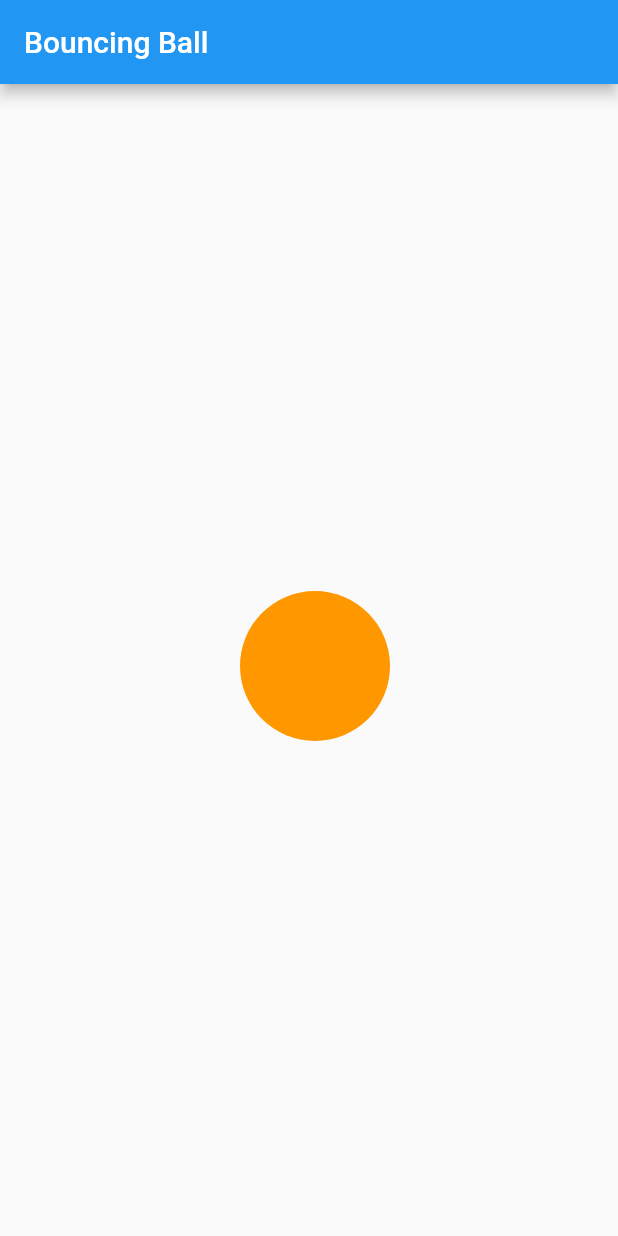
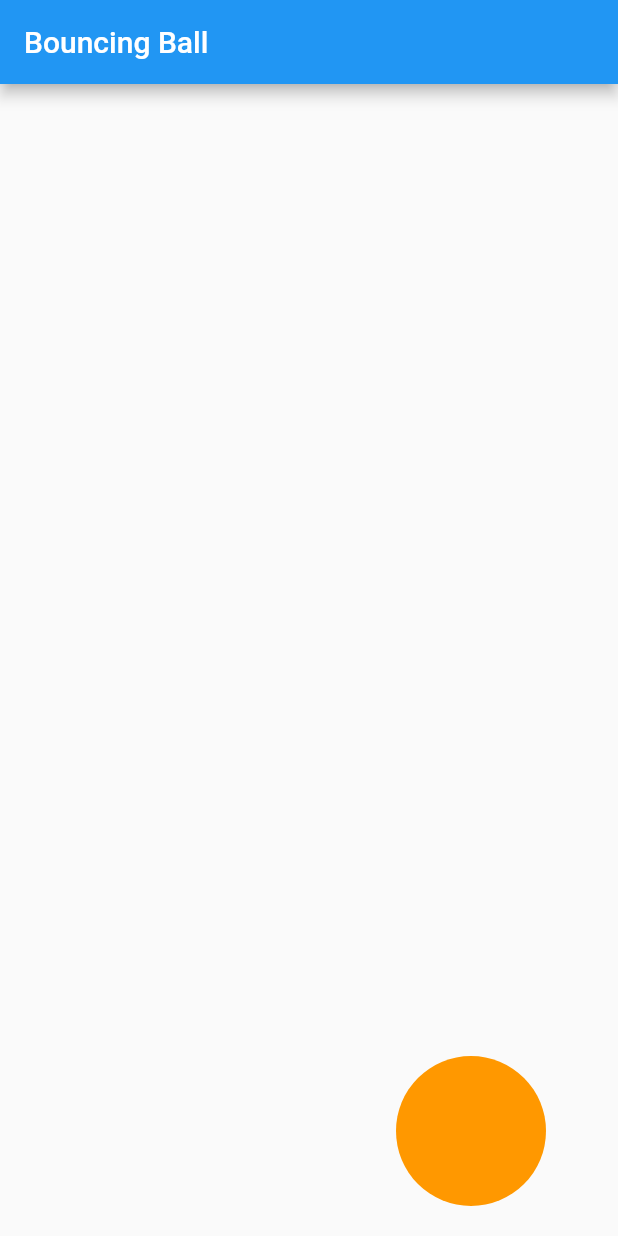
Before and after one commit to monajafi/bouncing_ball, a Flutter app: the screen it shows after launch, on a phone screen of 412 x 824 dp. Run offline on Flutter 3.47's test engine with Material 2 defaults, Android fonts, the phone set to English and light mode, and no system bars.

```diff
--- a/lib/main.dart
+++ b/lib/main.dart
@@ -46,21 +46,19 @@ class _GameScreenState extends State<GameScreen> {
   @override
   void initState() {
     super.initState();
-    double screenRight = widget.screenSize.width / 2 - 90;
-    double screenBottom = widget.screenSize.height / 2 - 90;
+    double screenRight = widget.screenSize.width / 2 - 100;
+    double screenBottom = widget.screenSize.height / 2 - 100;
     const twentyMillis = const Duration(milliseconds: 1000 ~/ 60);
-    timer = Timer(twentyMillis, () {
+    timer = Timer.periodic(twentyMillis, (timer) {
       setState(() {
-        dx += 2;
-        dy += 2;
-        // if (dx > screenRight || dx < -screenRight) {
-        //   dx -= 2;
-        // } else if (dy > screenBottom || dy < -screenBottom) {
-        //   dy -= 2;
-        // } else {
-        //   dx += 2;
-        //   dy += 2;
-        // }
+        if (dx > screenRight || dx < -screenRight) {
+          dx -= 2;
+        } else if (dy > screenBottom || dy < -screenBottom) {
+          dy -= 2;
+        } else {
+          dx += 2;
+          dy += 2;
+        }
       });
     });
   }
```
